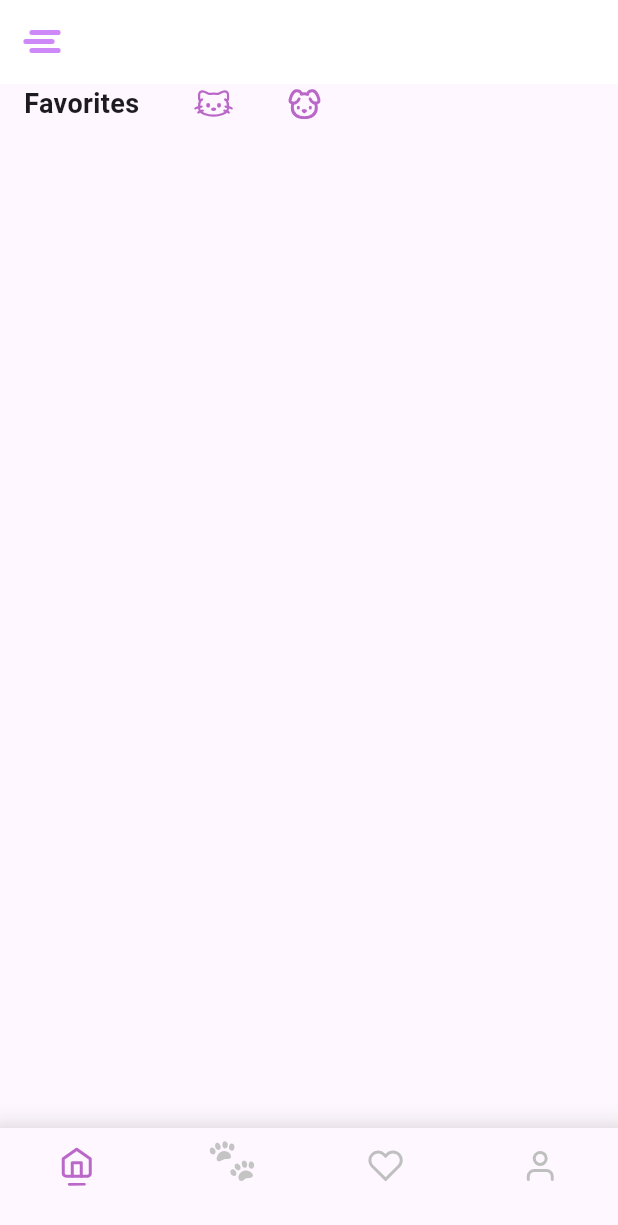
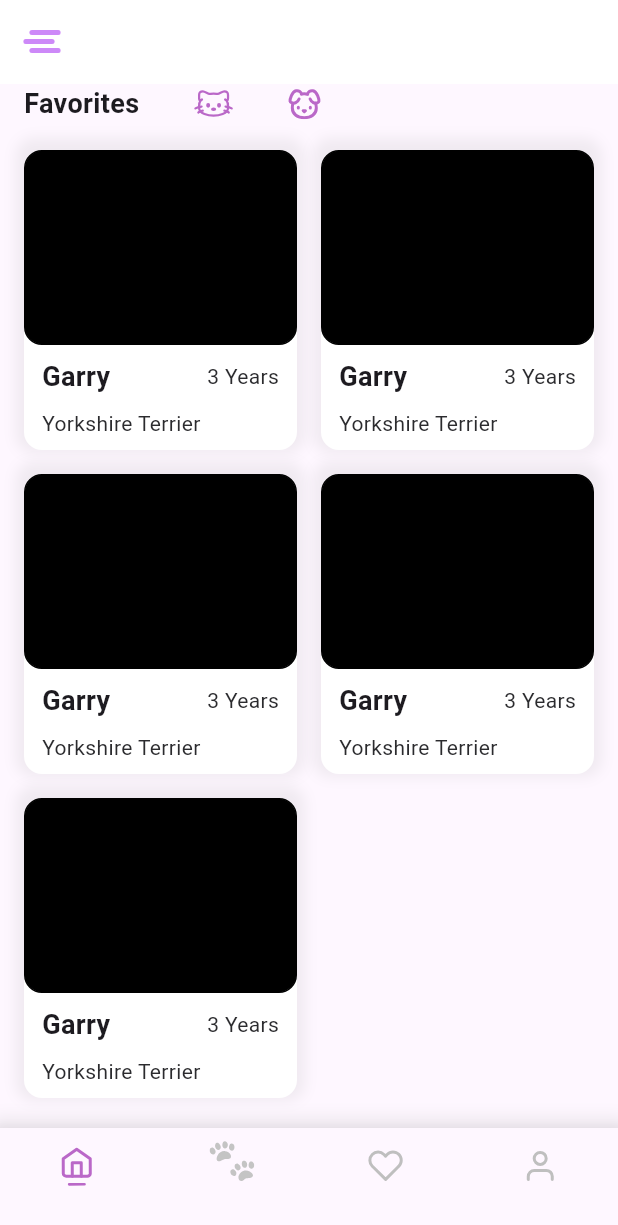
Before and after one commit to gokseennn/Animal_Adoption_App, a Flutter app: the FavoriteScreen screen opened by its route, on a phone screen of 412 x 824 dp. Shown: the top 1225 px of the screen. Run offline on Flutter 3.47's test engine with Material 3 defaults, Android fonts, the phone set to English and light mode, and no system bars; our stand-ins replace flutter_svg, get.

Commit message:
last commit

```diff
--- /dev/null
+++ b/lib/general-ms/controller/favoiret_binding.dart
@@ -0,0 +1,9 @@
+import 'package:get/get.dart';
+import 'package:pet/general-ms/controller/favorite_controller.dart';
+
+class FavoriteBinding extends Bindings {
+  @override
+  void dependencies() {
+    Get.lazyPut(() => FavoriteController());
+  }
+}
--- /dev/null
+++ b/lib/general-ms/controller/favorite_controller.dart
@@ -0,0 +1,37 @@
+import 'package:get/get.dart';
+import 'package:pet/general-ms/model/ad_model.dart';
+
+class FavoriteController extends GetxController {
+  final List<Ad> adList = [
+    Ad(
+      name: 'Garry',
+      location: '3 Years',
+      age: 3,
+      tur: 'Yorkshire Terrier',
+    ),
+    Ad(
+      name: 'Garry',
+      location: '3 Years',
+      age: 3,
+      tur: 'Yorkshire Terrier',
+    ),
+    Ad(
+      name: 'Garry',
+      location: '3 Years',
+      age: 3,
+      tur: 'Yorkshire Terrier',
+    ),
+    Ad(
+      name: 'Garry',
+      location: '3 Years',
+      age: 3,
+      tur: 'Yorkshire Terrier',
+    ),
+    Ad(
+      name: 'Garry',
+      location: '3 Years',
+      age: 3,
+      tur: 'Yorkshire Terrier',
+    ),
+  ];
+}
--- a/lib/general-ms/general_routes.dart
+++ b/lib/general-ms/general_routes.dart
@@ -1,6 +1,9 @@
+import 'package:get/get_core/src/get_main.dart';
 import 'package:get/get_navigation/src/routes/get_route.dart';
+import 'package:pet/general-ms/controller/favoiret_binding.dart';
 import 'package:pet/general-ms/controller/home_binding.dart';
 import 'package:pet/general-ms/controller/my_adaption_binding.dart';
+import 'package:pet/general-ms/view/ad_detail/ad_detail_screen.dart';
 import 'package:pet/general-ms/view/favorites/favorites_screen.dart';
 import 'package:pet/general-ms/view/home/home_screen.dart';
 import 'package:pet/general-ms/view/my_adaption/my_adaption_screen.dart';
@@ -16,6 +19,14 @@ class GeneralRoutes {
       page: () => const MyAdaption(),
       binding: MyAdaptionBinding(),
     ),
-    GetPage(name: FavoriteScreen.routeName, page: () => const FavoriteScreen())
+    GetPage(
+      name: FavoriteScreen.routeName,
+      page: () => const FavoriteScreen(),
+      binding: FavoriteBinding(),
+    ),
+    GetPage(
+      name: AdDetail.routeName,
+      page: () => const AdDetail(),
+    ),
   ];
 }
--- a/lib/general-ms/view/favorites/favorites_screen.dart
+++ b/lib/general-ms/view/favorites/favorites_screen.dart
@@ -1,8 +1,11 @@
 import 'package:flutter/cupertino.dart';
 import 'package:flutter_svg/svg.dart';
+import 'package:get/get.dart';
 import 'package:pet/common/common_screen.dart';
+import 'package:pet/general-ms/controller/favorite_controller.dart';
+import 'package:pet/general-ms/view/my_adaption/components/my_adaption_card.dart';
 
-class FavoriteScreen extends StatelessWidget {
+class FavoriteScreen extends GetView<FavoriteController> {
   const FavoriteScreen({super.key});
   static const String routeName = '/favorites';
   @override
@@ -28,6 +31,25 @@ class FavoriteScreen extends StatelessWidget {
                 SvgPicture.asset('assets/favoritedog.svg'),
               ],
             ),
+            Expanded(
+              child: Padding(
+                padding: const EdgeInsets.only(top: 18.0),
+                child: GridView.builder(
+                    shrinkWrap: true,
+                    itemCount: controller.adList.length,
+                    gridDelegate:
+                        const SliverGridDelegateWithMaxCrossAxisExtent(
+                            mainAxisExtent: 200,
+                            mainAxisSpacing: 16,
+                            crossAxisSpacing: 16,
+                            maxCrossAxisExtent: 200),
+                    itemBuilder: (context, index) {
+                      return MyyAdaptionCard(
+                        ad: controller.adList[index],
+                      );
+                    }),
+              ),
+            )
           ],
         ),
       ),
--- a/lib/general-ms/view/my_adaption/components/my_adaption_card.dart
+++ b/lib/general-ms/view/my_adaption/components/my_adaption_card.dart
@@ -1,12 +1,17 @@
 import 'package:flutter/material.dart';
+import 'package:get/get_core/src/get_main.dart';
+import 'package:get/get_navigation/get_navigation.dart';
 import 'package:pet/general-ms/model/ad_model.dart';
+import 'package:pet/general-ms/view/ad_detail/ad_detail_screen.dart';
 
-class MyyADaptionCard extends StatelessWidget {
-  const MyyADaptionCard({super.key, required this.ad});
+class MyyAdaptionCard extends StatelessWidget {
+  const MyyAdaptionCard({super.key, required this.ad});
   final Ad ad;
   @override
   Widget build(BuildContext context) {
-    return Container(
+    return InkWell(
+      onTap: () => Get.toNamed(AdDetail.routeName),
+      child: Container(
         height: 220,
         width: 200, //silinecek
         decoration: BoxDecoration(
@@ -17,8 +22,8 @@ class MyyADaptionCard extends StatelessWidget {
               color: Colors.grey.withOpacity(0.15),
               spreadRadius: 5,
               blurRadius: 7,
-            offset:
-                const Offset(0, -3), // Gölgenin yönünü ve büyüklüğünü belirler
+              offset: const Offset(
+                  0, -3), // Gölgenin yönünü ve büyüklüğünü belirler
             ),
           ],
         ),
@@ -44,8 +49,8 @@ class MyyADaptionCard extends StatelessWidget {
                     children: [
                       Text(
                         'Garry',
-                      style:
-                          TextStyle(fontWeight: FontWeight.w700, fontSize: 18),
+                        style: TextStyle(
+                            fontWeight: FontWeight.w700, fontSize: 18),
                       ),
                       Text(
                         '3 Years',
@@ -65,6 +70,7 @@ class MyyADaptionCard extends StatelessWidget {
             )
           ],
         ),
+      ),
     );
   }
 }
--- a/lib/general-ms/view/my_adaption/my_adaption_screen.dart
+++ b/lib/general-ms/view/my_adaption/my_adaption_screen.dart
@@ -33,7 +33,7 @@ class MyAdaption extends GetView<MyAdaptionController> {
                     crossAxisSpacing: 16,
                     maxCrossAxisExtent: 200),
                 itemBuilder: (context, index) {
-                  return MyyADaptionCard(
+                  return MyyAdaptionCard(
                     ad: controller.adList[index],
                   );
                 }),
--- a/lib/main.dart
+++ b/lib/main.dart
@@ -14,6 +14,7 @@ class MyApp extends StatelessWidget {
   @override
   Widget build(BuildContext context) {
     return GetMaterialApp(
+      defaultTransition: Transition.noTransition,
       getPages: UserRoutes.routes + GeneralRoutes.routes,
       home: const SplashScreen(),
     );
```
Also changed, not shown: lib/general-ms/view/ad_detail/ad_detail_screen.dart (added, +29 -0 lines), 7 other files. Lines whose indentation alone changed are shown as unchanged.
